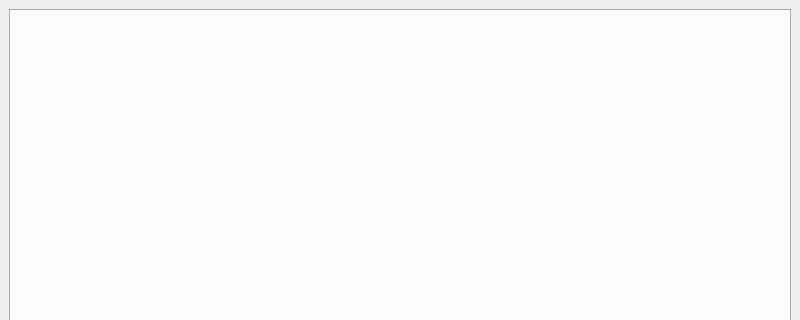
Before: the Qt Designer form src/ui/mainwindow.ui in tbraun89/qGPG, drawn with Qt 5; both pictures show x 0 to 800 and y 0 to 320 of the 800 by 600 pixel window.
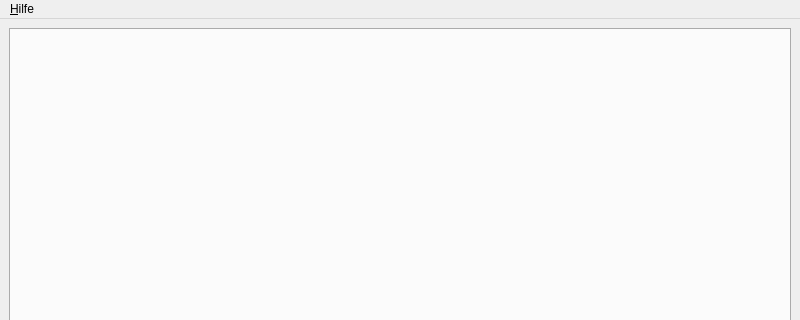
After: the same form once the commit is applied.

Commit message: added menu to upen the bug tracker in GitHub to report bugs

Patch:
```diff
--- a/src/ui/mainwindow.ui
+++ b/src/ui/mainwindow.ui
@@ -36,6 +36,14 @@
      <height>19</height>
     </rect>
    </property>
+   <widget class="QMenu" name="menuHelp">
+    <property name="title">
+     <string>&amp;Hilfe</string>
+    </property>
+    <addaction name="actionLog"/>
+    <addaction name="actionBugReport"/>
+   </widget>
+   <addaction name="menuHelp"/>
   </widget>
  </widget>
  <resources/>
```
Left out of the diff: 10 changed lines with no effect on the pictures. The commit also changes 2 other files.
